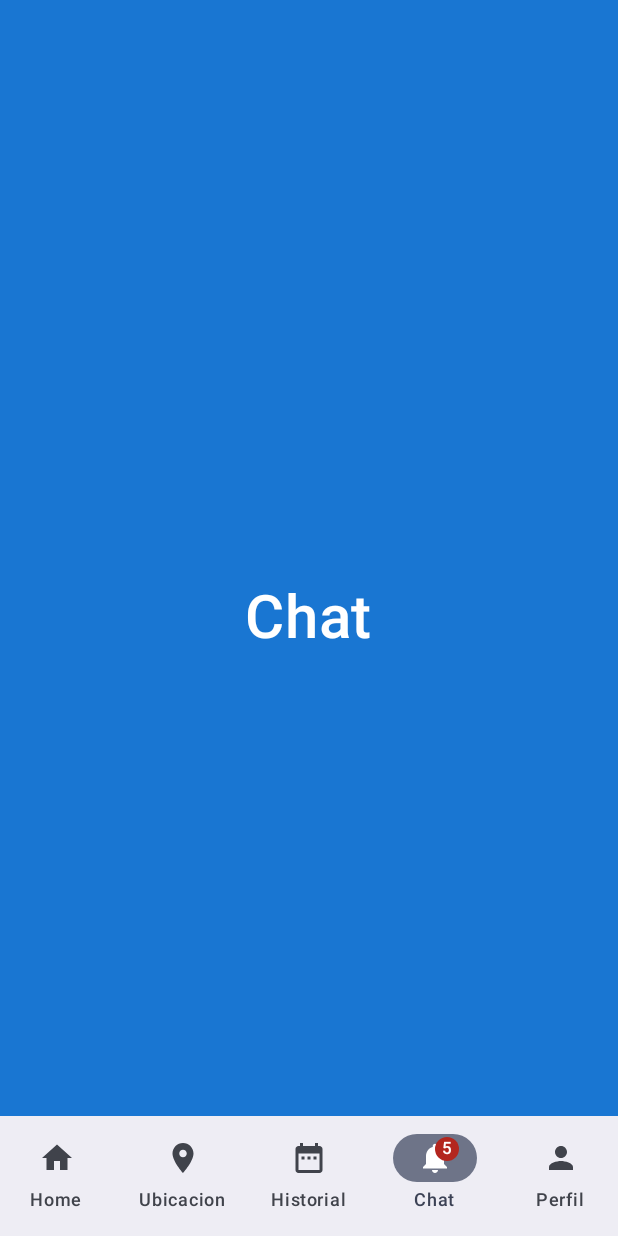
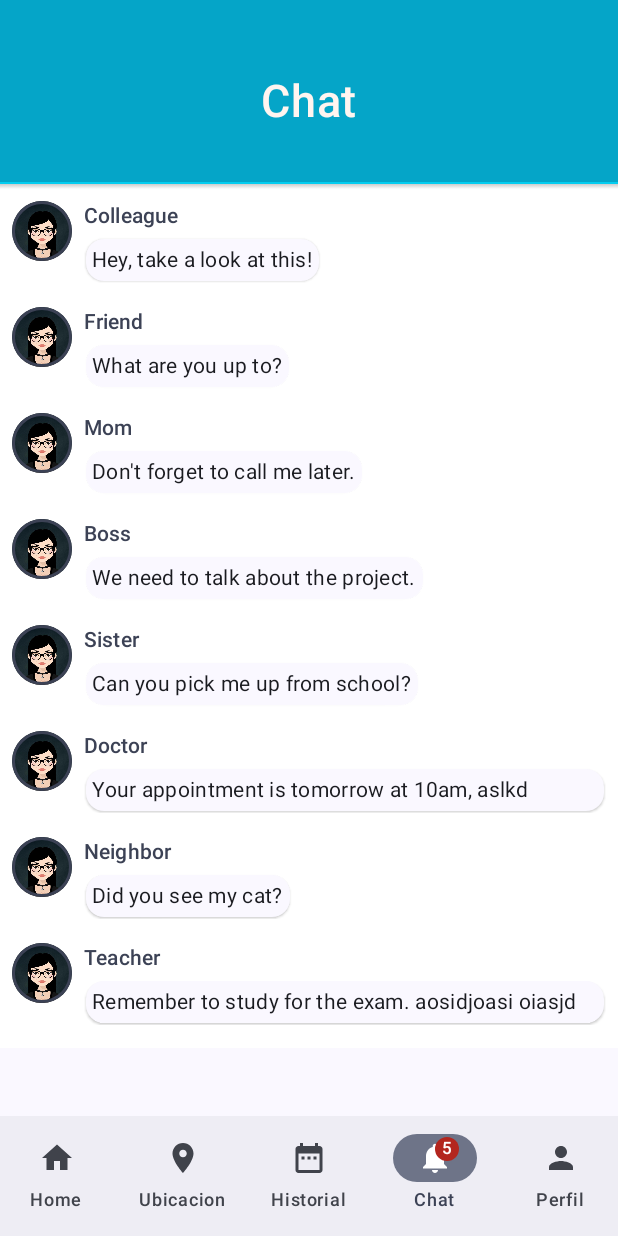
Before and after one commit to llanquihuen/seguridad_vecinal, an Android app built with Jetpack Compose: the screen it shows after launch (MainActivity), item 4 of the bottom bar chosen, on a phone screen of 412 x 824 dp. Run offline under Robolectric (Android 15) with nearby library versions, the phone set to English and light mode, and no system bars.

Commit message:
Sticky TopBox - Chat Page

```diff
--- /dev/null
+++ b/app/src/main/java/cl/app/seguridad/Message.kt
@@ -0,0 +1,8 @@
+package cl.app.seguridad
+
+import androidx.compose.ui.graphics.vector.ImageVector
+
+data class Message(
+    val author:String,
+    val body :String
+)
--- /dev/null
+++ b/app/src/main/java/cl/app/seguridad/TopBox.kt
@@ -0,0 +1,49 @@
+package cl.app.seguridad
+
+import androidx.compose.foundation.background
+import androidx.compose.foundation.layout.Box
+import androidx.compose.foundation.layout.Spacer
+import androidx.compose.foundation.layout.fillMaxWidth
+import androidx.compose.foundation.layout.height
+import androidx.compose.foundation.layout.padding
+import androidx.compose.material3.Text
+import androidx.compose.runtime.Composable
+import androidx.compose.ui.Alignment
+import androidx.compose.ui.Modifier
+import androidx.compose.ui.graphics.Brush
+import androidx.compose.ui.graphics.Color
+import androidx.compose.ui.text.font.FontWeight
+import androidx.compose.ui.unit.dp
+import androidx.compose.ui.unit.sp
+
+@Composable
+fun TopBox(titulo: String) {
+    Box(
+        Modifier
+            .background(Color(5, 165, 200))
+            .fillMaxWidth()
+    ) {
+        Text(
+            text = titulo, // Usa el título del parámetro
+            fontSize = 30.sp,
+            fontWeight = FontWeight.SemiBold,
+            color = Color(255, 245, 240),
+            modifier = Modifier
+                .padding(0.dp, 50.dp, 0.dp, 35.dp)
+                .align(Alignment.Center)
+                .background(Color(5, 165, 200))
+
+        )
+    }
+    Spacer(modifier = Modifier.height(1.dp).fillMaxWidth()
+        .background(Color(5, 205, 240)))
+
+    Spacer(modifier = Modifier.height(3.dp)
+        .fillMaxWidth()
+        .background(
+            brush = Brush.verticalGradient(
+                colors = listOf(Color.LightGray, Color.LightGray.copy(alpha = 0f))
+            )
+        )
+    )
+}
--- a/app/src/main/java/cl/app/seguridad/pages/HomePage.kt
+++ b/app/src/main/java/cl/app/seguridad/pages/HomePage.kt
@@ -1,5 +1,6 @@
 package cl.app.seguridad.pages
 
+import androidx.compose.foundation.ExperimentalFoundationApi
 import androidx.compose.foundation.background
 import androidx.compose.foundation.layout.Arrangement
 import androidx.compose.foundation.layout.Box
@@ -8,6 +9,8 @@ import androidx.compose.foundation.layout.Column
 import androidx.compose.foundation.layout.fillMaxSize
 import androidx.compose.foundation.layout.fillMaxWidth
 import androidx.compose.foundation.layout.padding
+import androidx.compose.foundation.lazy.LazyColumn
+import androidx.compose.foundation.lazy.rememberLazyListState
 import androidx.compose.foundation.rememberScrollState
 import androidx.compose.foundation.verticalScroll
 import androidx.compose.material3.Text
@@ -16,43 +19,34 @@ import androidx.compose.ui.Alignment
 import androidx.compose.ui.Modifier
 import androidx.compose.ui.graphics.Color
 import androidx.compose.ui.text.font.FontWeight
+import androidx.compose.ui.tooling.preview.Preview
 import androidx.compose.ui.unit.dp
 import androidx.compose.ui.unit.sp
+import cl.app.seguridad.TopBox
 import cl.app.seguridad.pages.home.GridMenu
 import cl.app.seguridad.pages.home.PanicButtons
 import cl.app.seguridad.pages.home.WelcomeText
-
+@OptIn(ExperimentalFoundationApi::class)
+@Preview(showBackground = true)
 @Composable
 fun HomePage(modifier: Modifier = Modifier) {
-    val scrollState = rememberScrollState()
-    Column(
+    val scrollState = rememberLazyListState()
+
+    LazyColumn (
         modifier = modifier
             .fillMaxSize()
             .padding(0.dp, 0.dp, 0.dp, 125.dp)
-            .background(Color.White).verticalScroll(state = scrollState),
+            .background(Color.White),
+            state = scrollState,
         verticalArrangement = Arrangement.SpaceBetween,
         horizontalAlignment = Alignment.CenterHorizontally
     ) {
-        Box(Modifier
-            .background(Color(5, 165, 200))
-            .fillMaxWidth()
-        ){
-            Text(
-                text = "Seguridad Vecinal",
-                fontSize = 40.sp,
-                fontWeight = FontWeight.SemiBold,
-                color = Color(255, 245, 240),
-                modifier = Modifier
-                    .padding(0.dp, 60.dp, 0.dp, 50.dp)
-                    .align(Alignment.Center)
-
-            )
-
+        stickyHeader {
+            TopBox(titulo = "Seguridad Vecinal")
         }
-        WelcomeText()
-        PanicButtons()
-        GridMenu()
+        item {WelcomeText()}
+        item {PanicButtons()}
+        item {GridMenu()}
 
     }
-
 }
--- a/app/src/main/java/cl/app/seguridad/pages/NotificationPage.kt
+++ b/app/src/main/java/cl/app/seguridad/pages/NotificationPage.kt
@@ -1,31 +1,63 @@
 package cl.app.seguridad.pages
 
+import androidx.compose.foundation.ExperimentalFoundationApi
 import androidx.compose.foundation.background
 import androidx.compose.foundation.layout.Arrangement
 import androidx.compose.foundation.layout.Column
+import androidx.compose.foundation.layout.Spacer
 import androidx.compose.foundation.layout.fillMaxSize
+import androidx.compose.foundation.layout.height
+import androidx.compose.foundation.layout.padding
+import androidx.compose.foundation.lazy.LazyColumn
+import androidx.compose.foundation.lazy.rememberLazyListState
 import androidx.compose.material3.Text
 import androidx.compose.runtime.Composable
 import androidx.compose.ui.Alignment
 import androidx.compose.ui.Modifier
 import androidx.compose.ui.graphics.Color
 import androidx.compose.ui.text.font.FontWeight
+import androidx.compose.ui.tooling.preview.Preview
+import androidx.compose.ui.unit.dp
 import androidx.compose.ui.unit.sp
+import cl.app.seguridad.Message
+import cl.app.seguridad.TopBox
+import cl.app.seguridad.pages.chat.ChatBody
+import cl.app.seguridad.pages.chat.Conversation
+import cl.app.seguridad.pages.profile.PersonalData
+import cl.app.seguridad.pages.profile.PictureProfile
 
+@OptIn(ExperimentalFoundationApi::class)
 @Composable
+@Preview(showBackground = true)
 fun NotificationPage(modifier: Modifier = Modifier) {
-    Column(
+    val scrollState = rememberLazyListState()
+
+    LazyColumn (
         modifier = modifier
             .fillMaxSize()
-            .background(Color(0xFF1976D2)),
-        verticalArrangement = Arrangement.Center,
+            .padding(0.dp, 0.dp, 0.dp, 125.dp)
+            .background(Color.White),
+        state = scrollState,
         horizontalAlignment = Alignment.CenterHorizontally
     ) {
-        Text(
-            text = "Chat",
-            fontSize = 40.sp,
-            fontWeight = FontWeight.SemiBold,
-            color = Color.White
+        stickyHeader {
+            TopBox(titulo = "Chat")
+        }
+        val listMensajes = listOf(
+            Message("Colleague", "Hey, take a look at this!"),
+            Message("Friend", "What are you up to?"),
+            Message("Mom", "Don't forget to call me later."),
+            Message("Boss", "We need to talk about the project."),
+            Message("Sister", "Can you pick me up from school?"),
+            Message("Doctor", "Your appointment is tomorrow at 10am, aslkd asdnliaksd alsikdjla asldkjas asld kjasl asl dk jals aslk djlas"),
+            Message("Neighbor", "Did you see my cat?"),
+            Message("Teacher", "Remember to study for the exam. aosidjoasi oiasjd jaso jiasj asdjoi adoji dsjoi ads josdjioa sdojios dij"),
+            Message("Coach", "Great job at practice today!"),
+            Message("Grandma", "I made your favorite cookies!")
         )
+
+
+        item { Conversation(listMensajes) }
+
     }
 }
--- a/app/src/main/java/cl/app/seguridad/pages/SettingsPage.kt
+++ b/app/src/main/java/cl/app/seguridad/pages/SettingsPage.kt
@@ -1,6 +1,8 @@
 package cl.app.seguridad.pages
 
+import androidx.compose.foundation.ExperimentalFoundationApi
 import androidx.compose.foundation.background
+import androidx.compose.foundation.border
 import androidx.compose.foundation.layout.Arrangement
 import androidx.compose.foundation.layout.Box
 import androidx.compose.foundation.layout.Column
@@ -10,48 +12,41 @@ import androidx.compose.foundation.layout.fillMaxWidth
 import androidx.compose.foundation.layout.height
 import androidx.compose.foundation.layout.padding
 import androidx.compose.foundation.layout.wrapContentSize
+import androidx.compose.foundation.lazy.LazyColumn
+import androidx.compose.foundation.lazy.rememberLazyListState
 import androidx.compose.foundation.rememberScrollState
 import androidx.compose.foundation.verticalScroll
 import androidx.compose.material3.Text
 import androidx.compose.runtime.Composable
 import androidx.compose.ui.Alignment
 import androidx.compose.ui.Modifier
+import androidx.compose.ui.draw.shadow
 import androidx.compose.ui.graphics.Color
 import androidx.compose.ui.text.font.FontWeight
 import androidx.compose.ui.tooling.preview.Preview
 import androidx.compose.ui.unit.dp
 import androidx.compose.ui.unit.sp
+import cl.app.seguridad.TopBox
 import cl.app.seguridad.pages.profile.PersonalData
 import cl.app.seguridad.pages.profile.PictureProfile
+@OptIn(ExperimentalFoundationApi::class)
 @Preview(showBackground = true)
 @Composable
 fun SettingsPage(modifier: Modifier = Modifier) {
-    val scrollState = rememberScrollState()
-    Column(
+    val scrollState = rememberLazyListState()
+    LazyColumn (
         modifier = modifier
             .fillMaxSize()
             .padding(0.dp, 0.dp, 0.dp, 125.dp)
-            .background(Color.White).verticalScroll(state = scrollState),
+            .background(Color.White),
+        state = scrollState,
         horizontalAlignment = Alignment.CenterHorizontally
     ) {
-        Box(modifier = Modifier
-            .background(Color(5, 165, 200))
-            .fillMaxWidth()
-        ){
-            Text(
-                text = "Perfil",
-                fontSize = 40.sp,
-                fontWeight = FontWeight.SemiBold,
-                color = Color(255, 245, 240),
-                modifier = Modifier
-                    .padding(0.dp, 50.dp, 0.dp, 50.dp)
-                    .align(Alignment.Center)
-                    .background(Color(5, 165, 200))
-
-            )
-        }
-        PictureProfile()
-        Spacer(modifier = Modifier.height(40.dp))
-        PersonalData()
+        stickyHeader {
+        TopBox(titulo = "Perfil")
+    }
+        item {PictureProfile()}
+        item {Spacer(modifier = Modifier.height(10.dp))}
+        item {PersonalData()}
     }
 }
--- /dev/null
+++ b/app/src/main/java/cl/app/seguridad/pages/chat/ChatBody.kt
@@ -0,0 +1,94 @@
+package cl.app.seguridad.pages.chat
+
+import androidx.compose.animation.animateColorAsState
+import androidx.compose.animation.animateContentSize
+import androidx.compose.foundation.Image
+import androidx.compose.foundation.border
+import androidx.compose.foundation.clickable
+import androidx.compose.foundation.layout.Box
+import androidx.compose.foundation.layout.Column
+import androidx.compose.foundation.layout.Row
+import androidx.compose.foundation.layout.Spacer
+import androidx.compose.foundation.layout.fillMaxSize
+import androidx.compose.foundation.layout.height
+import androidx.compose.foundation.layout.padding
+import androidx.compose.foundation.layout.size
+import androidx.compose.foundation.layout.width
+import androidx.compose.foundation.lazy.LazyColumn
+import androidx.compose.foundation.lazy.items
+import androidx.compose.foundation.shape.CircleShape
+import androidx.compose.material3.MaterialTheme
+import androidx.compose.material3.Surface
+import androidx.compose.material3.Text
+import androidx.compose.runtime.Composable
+import androidx.compose.runtime.getValue
+import androidx.compose.runtime.mutableStateOf
+import androidx.compose.runtime.remember
+import androidx.compose.runtime.setValue
+import androidx.compose.ui.Modifier
+import androidx.compose.ui.draw.clip
+import androidx.compose.ui.layout.ContentScale
+import androidx.compose.ui.res.painterResource
+import androidx.compose.ui.unit.dp
+import cl.app.seguridad.Message
+import cl.app.seguridad.R
+
+@Composable
+fun ChatBody(msg: Message){
+
+    Row (modifier = Modifier.padding(all = 8.dp), ){
+        //border color
+
+        Image(
+            painter = painterResource(R.drawable.profile_pic),
+            contentDescription = "Contact profile picture",
+            modifier = Modifier
+                .size(40.dp)
+                .clip(CircleShape)
+                .border(1.5.dp, MaterialTheme.colorScheme.secondary, CircleShape),
+            contentScale = ContentScale.Crop
+            // Set image size to 40 dp
+            // Clip image to be shaped as a circle
+        )
+        // Add a horizontal space between the image and the column
+        Spacer(modifier = Modifier.width(8.dp))
+        var isExpanded by remember { mutableStateOf(false) }
+        // surfaceColor will be updated gradually from one color to the other
+        val surfaceColor by animateColorAsState(
+            if (isExpanded) MaterialTheme.colorScheme.primary else MaterialTheme.colorScheme.surface,
+            label = "chatColorAnimation",
+        )
+
+        Column(modifier = Modifier.clickable { isExpanded = !isExpanded }) {
+            Text(text = msg.author,
+                color = MaterialTheme.colorScheme.secondary,
+                style = MaterialTheme.typography.titleSmall)
+            Spacer(modifier = Modifier.height(4.dp)) // Add a vertical space between the author and message texts
+
+            Surface(shape = MaterialTheme.shapes.medium,
+                shadowElevation = 1.dp,
+                // surfaceColor color will be changing gradually from primary to surface
+                color = surfaceColor,
+                // animateContentSize will change the Surface size gradually
+                modifier = Modifier
+                    .animateContentSize()
+                    .padding(1.dp)
+            ) {
+                Text(
+                    text = msg.body,
+                    modifier = Modifier.padding(all = 4.dp),
+                    maxLines = if (isExpanded) Int.MAX_VALUE else 1,
+                    style = MaterialTheme.typography.bodyMedium
+                )
+            }
+        }
+    }
+}
+@Composable
+fun Conversation(messages: List<Message>){
+        Column(modifier = Modifier.fillMaxSize()) {
+        messages.forEach { message ->
+            ChatBody(message)
+        }
+    }
+}
--- a/app/src/main/java/cl/app/seguridad/pages/profile/PersonalData.kt
+++ b/app/src/main/java/cl/app/seguridad/pages/profile/PersonalData.kt
@@ -57,6 +57,14 @@ fun PersonalData (modifier: Modifier = Modifier) {
             readOnly = true,
             modifier = Modifier.fillMaxWidth()
         )
+        Spacer(modifier = Modifier.height(8.dp))
+        OutlinedTextField(
+            value = "cindyberrios02@gmail.com",
+            onValueChange = {},
+            label = { Text("Email") },
+            readOnly = true,
+            modifier = Modifier.fillMaxWidth()
+        )
         // ... otros campos
     }
 }
```
